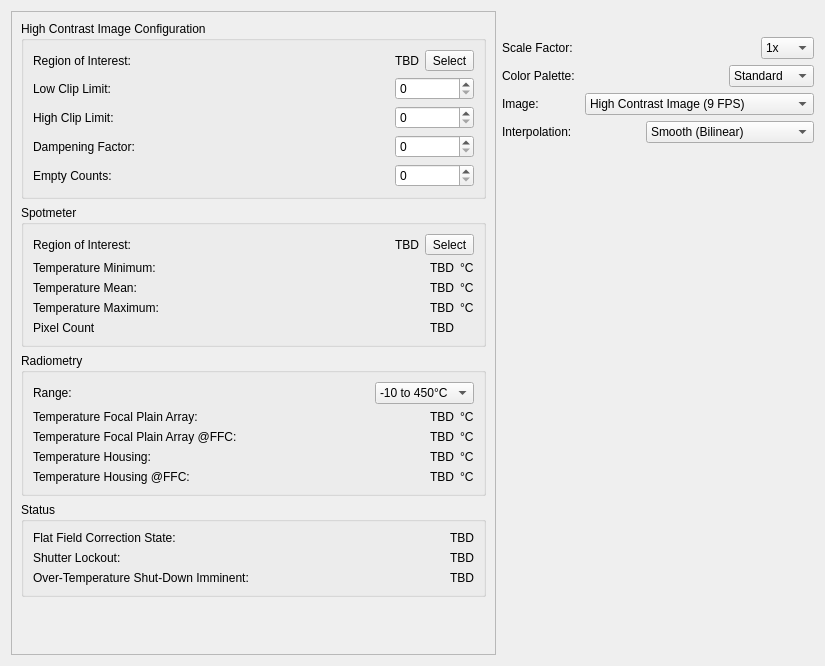
Old version of the form src/brickv/plugin_system/plugins/thermal_imaging/ui/thermal_imaging.ui in the repository Tinkerforge/brickv.
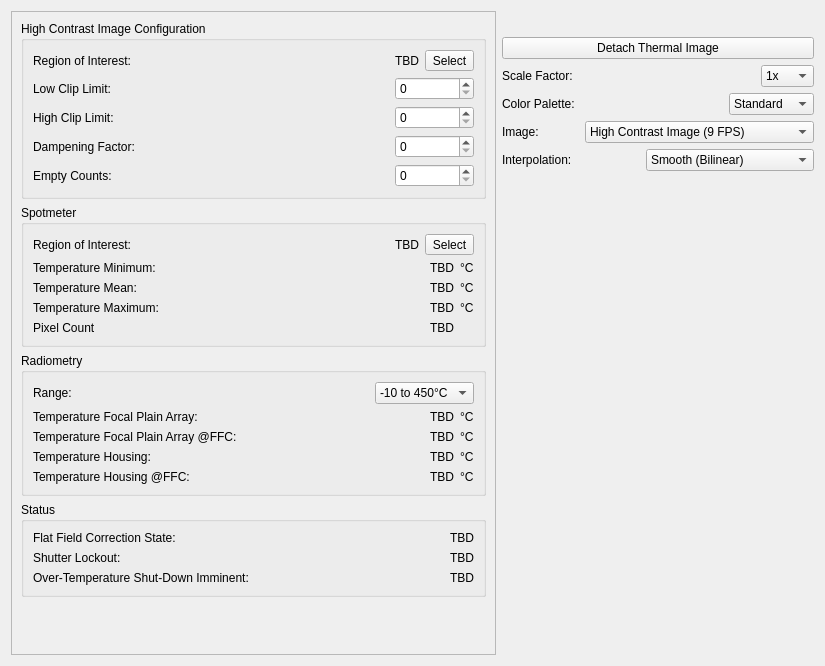
New version of the form.

Commit message: thermal-imaging: Add detached window.

```diff
--- a/src/brickv/plugin_system/plugins/thermal_imaging/ui/thermal_imaging.ui
+++ b/src/brickv/plugin_system/plugins/thermal_imaging/ui/thermal_imaging.ui
@@ -559,7 +559,11 @@
       </layout>
      </item>
      <item>
-      <layout class="QGridLayout" name="gridLayout_5"/>
+      <widget class="QPushButton" name="button_detach_image">
+       <property name="text">
+        <string>Detach Thermal Image</string>
+       </property>
+      </widget>
      </item>
      <item>
       <layout class="QHBoxLayout" name="horizontalLayout_12">
```
The commit also changes 1 other file.
